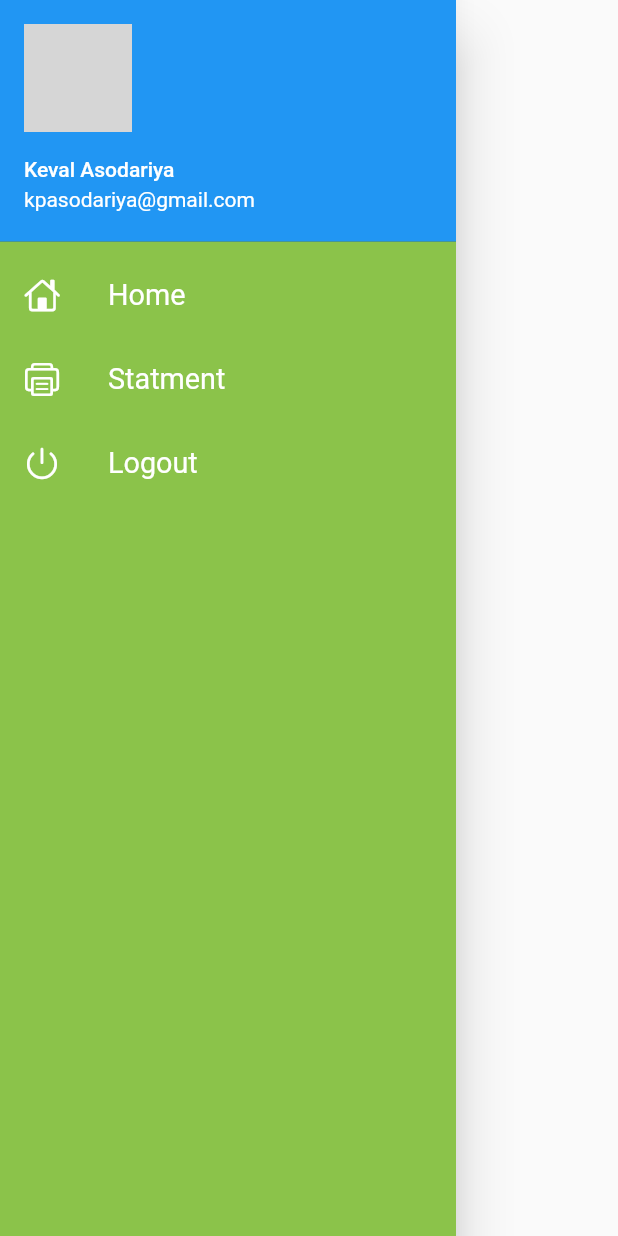
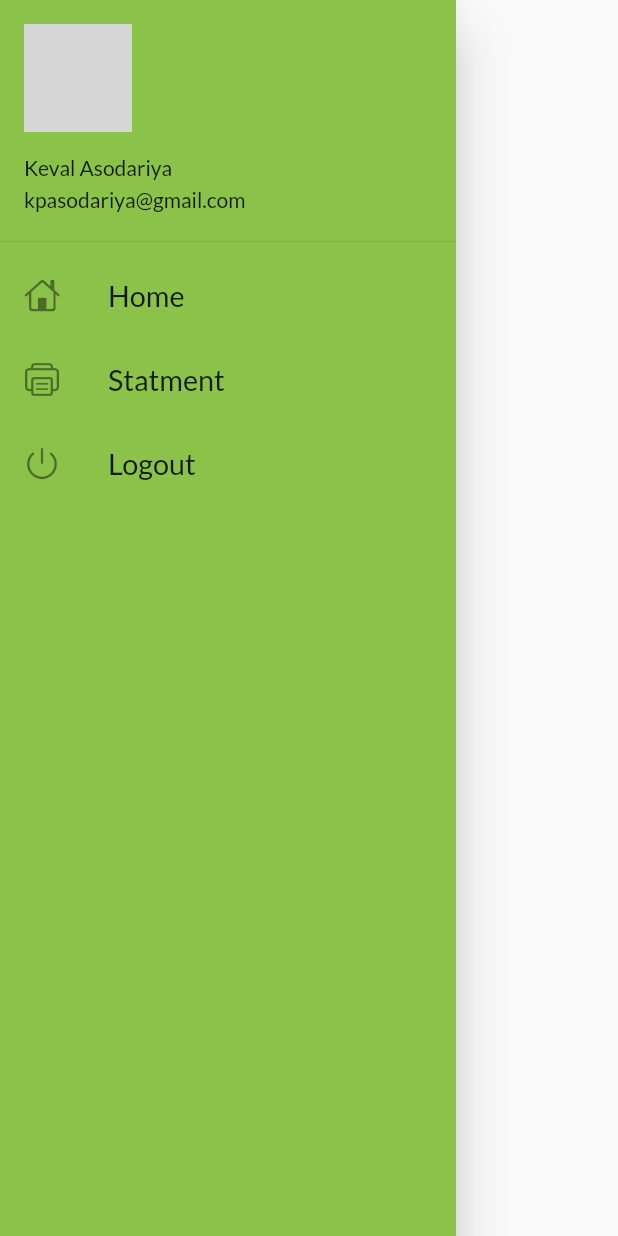
Before and after one commit to Keval-Asodariya/30Days-of-flutter, a Flutter app: the MyDrawer widget shown alone on an empty page, opened directly, on a phone screen of 412 x 824 dp. Run offline on Flutter 3.47's test engine with Material 2 defaults, Android fonts, the phone set to English and light mode, and no system bars; our stand-ins replace google_fonts; network calls fail; grey boxes are pictures that could not be loaded.

Commit message:
Day 9 completed

```diff
--- a/lib/widgets/drawer.dart
+++ b/lib/widgets/drawer.dart
@@ -26,40 +26,28 @@ class MyDrawer extends StatelessWidget {
             ListTile(
               leading: Icon(
                 CupertinoIcons.home,
-                color: Colors.white,
               ),
               title: Text(
                 "Home",
                 textScaleFactor: 1.2,
-                style: TextStyle(
-                  color: Colors.white,
-                ),
               ),
             ),
             ListTile(
               leading: Icon(
                 CupertinoIcons.printer,
-                color: Colors.white,
               ),
               title: Text(
                 "Statment",
                 textScaleFactor: 1.2,
-                style: TextStyle(
-                  color: Colors.white,
-                ),
               ),
             ),
             ListTile(
               leading: Icon(
                 CupertinoIcons.power,
-                color: Colors.white,
               ),
               title: Text(
                 "Logout",
                 textScaleFactor: 1.2,
-                style: TextStyle(
-                  color: Colors.white,
-                ),
               ),
             )
           ],
--- /dev/null
+++ b/lib/widgets/themes.dart
@@ -0,0 +1,13 @@
+import 'package:flutter/material.dart';
+import 'package:google_fonts/google_fonts.dart';
+
+class MyTheme {
+  static ThemeData get lightTheme => ThemeData(
+      primarySwatch: Colors.lightGreen,
+      fontFamily: GoogleFonts.lato().fontFamily,
+      appBarTheme: AppBarTheme(
+        color: Colors.white,
+        elevation: 0.0,
+        iconTheme: IconThemeData(color: Colors.white),
+      ));
+}
```
